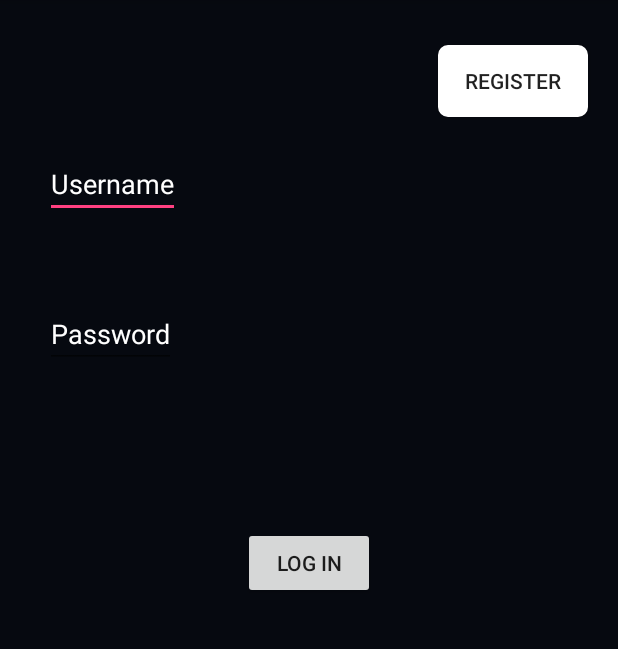
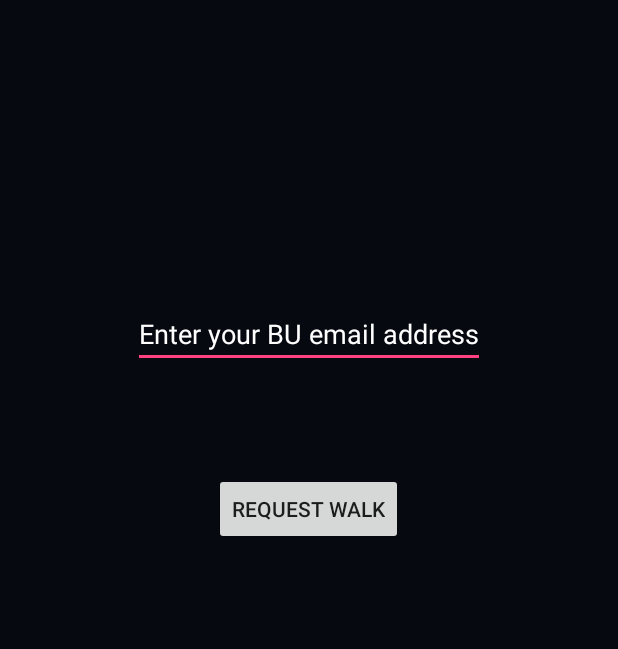
Before and after one commit to joeconstan/Safewalk3, an Android app: the UserAccount screen opened directly, with no data from a screen before it, on a phone screen of 412 x 824 dp, the part 84-733 px from its top. Run offline under Robolectric (Android 15) with nearby library versions, the phone set to English and light mode, and no system bars.

Commit message:
major changes

```diff
--- a/app/src/main/java/com/example/joseph/safewalk2/UserAccount.java
+++ b/app/src/main/java/com/example/joseph/safewalk2/UserAccount.java
@@ -17,28 +17,17 @@
         setContentView(R.layout.user_account);
 
 
-        final EditText username = (EditText) findViewById(R.id.username);
-        final EditText password = (EditText) findViewById(R.id.password);
 
-        Button registerButton = (Button) findViewById(R.id.registerButton);
-        registerButton.setOnClickListener(new View.OnClickListener() {
-            @Override
-            public void onClick(View v) {
-                Intent inten = new Intent(v.getContext(), Register.class);
-                startActivity(inten);
-            }
-        });
 
-        Button loginSubmitButton = (Button) findViewById(R.id.loginSubmitButton);
-        loginSubmitButton.setOnClickListener(new View.OnClickListener() {
+
+
+        Button requestWalkButton = (Button) findViewById(R.id.requestWalkButton);
+        requestWalkButton.setOnClickListener(new View.OnClickListener() {
             @Override
             public void onClick(View view) {
-                String u = username.getText().toString();
-                String p = password.getText().toString();
-                if (u.compareTo("admin") == 0 && p.compareTo("ither22") == 0) {
-                    Intent intent = new Intent(view.getContext(), AdminMain.class);
-                    startActivity(intent);
-                }
+                Intent intent = new Intent(view.getContext(), Details.class);
+                startActivity(intent);
+
             }
         });
 
--- a/app/src/main/res/layout/user_account.xml
+++ b/app/src/main/res/layout/user_account.xml
@@ -6,54 +6,30 @@
     >
 
 
-    <!--change to "new user"? -->
-    <Button
-        android:layout_width="100sp"
-        android:layout_height="wrap_content"
-        android:background="@drawable/buttons"
-        android:text="Register"
-        android:layout_alignParentEnd="true"
-        android:layout_marginTop="30sp"
-        android:layout_marginRight="20sp"
-        android:id="@+id/registerButton"
-        />
-
-    <EditText
-        android:layout_width="wrap_content"
-        android:layout_height="wrap_content"
-        android:hint="Username"
-        android:textColorHint="#FFFFFF"
-        android:textColor="#FFFFFF"
-        android:id="@+id/username"
-        android:layout_marginTop="100sp"
-        android:layout_marginLeft="30sp"
-
-
-        />
 
 
 
     <EditText
         android:layout_width="wrap_content"
         android:layout_height="wrap_content"
-        android:hint="Password"
+        android:hint="Enter your BU email address"
         android:textColorHint="#FFFFFF"
         android:textColor="#FFFFFF"
         android:id="@+id/password"
         android:layout_marginTop="200sp"
-        android:layout_marginLeft="30sp"
+        android:layout_centerHorizontal="true"
 
 
         />
 
     <Button
-        android:text="Log In"
+        android:text="Request Walk"
         android:layout_width="wrap_content"
         android:layout_height="wrap_content"
         android:layout_below="@+id/password"
         android:layout_centerHorizontal="true"
-        android:layout_marginTop="106dp"
-        android:id="@+id/loginSubmitButton" />
+        android:layout_marginTop="70dp"
+        android:id="@+id/requestWalkButton" />
 
 
 </RelativeLayout>
--- a/build.gradle
+++ b/build.gradle
@@ -5,7 +5,7 @@
         jcenter()
     }
     dependencies {
-        classpath 'com.android.tools.build:gradle:2.2.0'
+        classpath 'com.android.tools.build:gradle:2.2.1'
 
         // NOTE: Do not place your application dependencies here; they belong
         // in the individual module build.gradle files
```
Also changed, not shown: app/src/main/java/com/example/joseph/safewalk2/LocationDeliverous.java (+17 -1 lines), app/src/main/java/com/example/joseph/safewalk2/MainActivity.java (+1 -14 lines), app/src/main/res/layout/activity_main.xml (+2 -29 lines).
